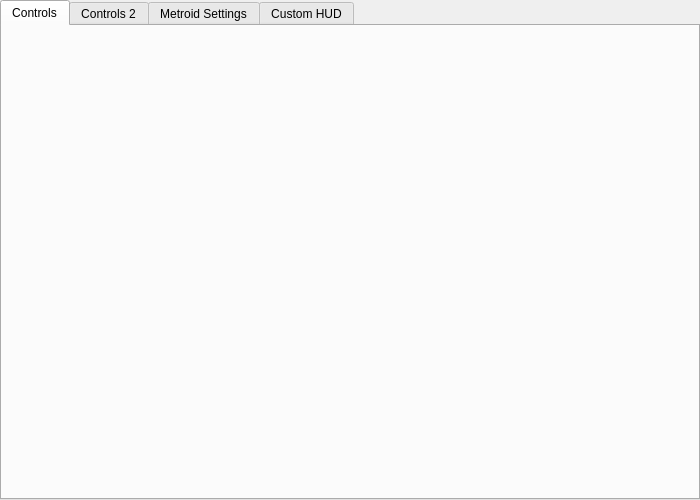
Old version of the form src/frontend/qt_sdl/InputConfig/MelonPrimeInputConfig.ui in the repository ag-advania/melonPrimeDS.
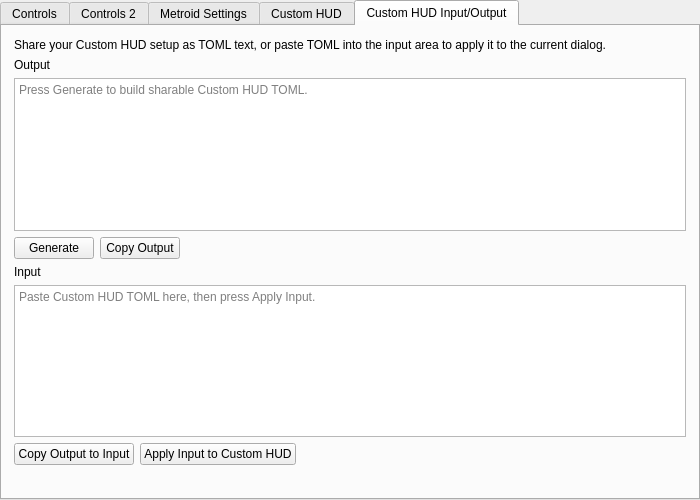
New version of the form. The open tabs and pages were chosen to show the change.

Commit message: Added custom hud load output

Diff of the .ui file:
```diff
--- a/src/frontend/qt_sdl/InputConfig/MelonPrimeInputConfig.ui
+++ b/src/frontend/qt_sdl/InputConfig/MelonPrimeInputConfig.ui
@@ -1639,6 +1639,65 @@
 							</item>
 						</layout>
 					</widget>
+					<widget class="QWidget" name="tabCustomHudCode">
+						<attribute name="title"><string>Custom HUD Input/Output</string></attribute>
+						<layout class="QVBoxLayout" name="verticalLayoutCustomHudCode">
+							<property name="leftMargin"><number>12</number></property>
+							<property name="topMargin"><number>12</number></property>
+							<property name="rightMargin"><number>12</number></property>
+							<property name="bottomMargin"><number>12</number></property>
+							<item>
+								<widget class="QLabel" name="labelMetroidCustomHudCodeIntro">
+									<property name="text"><string>Share your Custom HUD setup as TOML text, or paste TOML into the input area to apply it to the current dialog.</string></property>
+									<property name="wordWrap"><bool>true</bool></property>
+								</widget>
+							</item>
+							<item>
+								<widget class="QLabel" name="labelMetroidCustomHudCodeOutputTitle">
+									<property name="text"><string>Output</string></property>
+								</widget>
+							</item>
+							<item>
+								<widget class="QPlainTextEdit" name="pteMetroidCustomHudCodeOutput">
+									<property name="readOnly"><bool>true</bool></property>
+									<property name="placeholderText"><string>Press Generate to build sharable Custom HUD TOML.</string></property>
+								</widget>
+							</item>
+							<item>
+								<layout class="QHBoxLayout" name="layoutMetroidCustomHudCodeOutputButtons">
+									<item><widget class="QPushButton" name="btnMetroidCustomHudCodeGenerate"><property name="text"><string>Generate</string></property></widget></item>
+									<item><widget class="QPushButton" name="btnMetroidCustomHudCodeCopy"><property name="text"><string>Copy Output</string></property></widget></item>
+									<item><spacer name="spacerMetroidCustomHudCodeOutput"><property name="orientation"><enum>Qt::Horizontal</enum></property><property name="sizeHint" stdset="0"><size><width>40</width><height>20</height></size></property></spacer></item>
+								</layout>
+							</item>
+							<item>
+								<widget class="QLabel" name="labelMetroidCustomHudCodeInputTitle">
+									<property name="text"><string>Input</string></property>
+								</widget>
+							</item>
+							<item>
+								<widget class="QPlainTextEdit" name="pteMetroidCustomHudCodeInput">
+									<property name="placeholderText"><string>Paste Custom HUD TOML here, then press Apply Input.</string></property>
+								</widget>
+							</item>
+							<item>
+								<layout class="QHBoxLayout" name="layoutMetroidCustomHudCodeInputButtons">
+									<item><widget class="QPushButton" name="btnMetroidCustomHudCodeUseOutput"><property name="text"><string>Copy Output to Input</string></property></widget></item>
+									<item><widget class="QPushButton" name="btnMetroidCustomHudCodeApply"><property name="text"><string>Apply Input to Custom HUD</string></property></widget></item>
+									<item><spacer name="spacerMetroidCustomHudCodeInput"><property name="orientation"><enum>Qt::Horizontal</enum></property><property name="sizeHint" stdset="0"><size><width>40</width><height>20</height></size></property></spacer></item>
+								</layout>
+							</item>
+							<item>
+								<widget class="QLabel" name="labelMetroidCustomHudCodeStatus">
+                                    <property name="text"><string></string></property>
+									<property name="wordWrap"><bool>true</bool></property>
+								</widget>
+							</item>
+							<item>
+								<spacer name="spacerMetroidCustomHudCodeBottom"><property name="orientation"><enum>Qt::Vertical</enum></property><property name="sizeHint" stdset="0"><size><width>20</width><height>40</height></size></property></spacer>
+							</item>
+						</layout>
+					</widget>
 
 				</widget>
 			</item>
```
Left out of the diff: 5 changed lines with no effect on the pictures. The commit also changes 3 other files.
